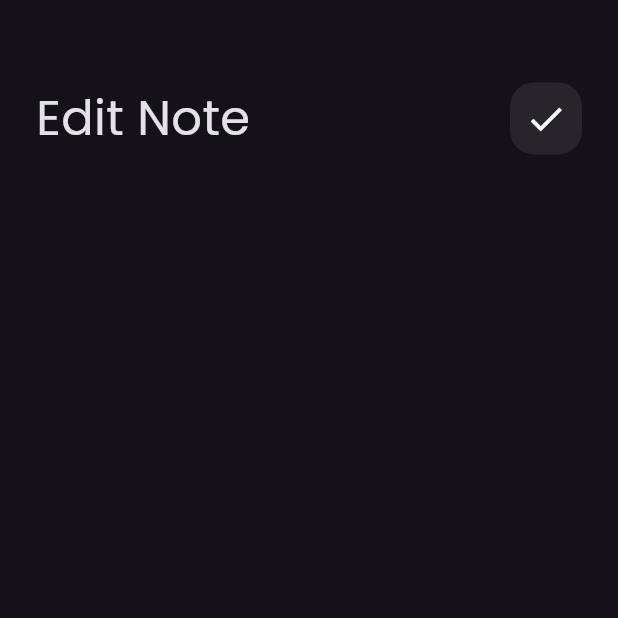
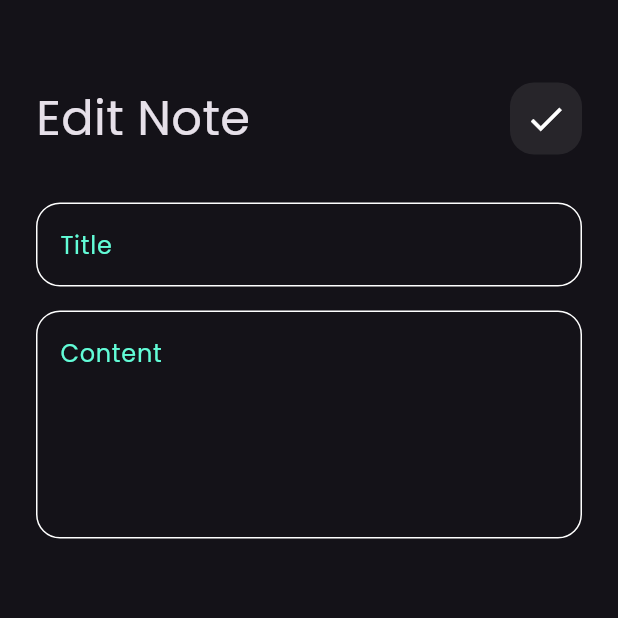
Before and after one commit to Menna2Alaa/notesApp, a Flutter app: the EditNoteView screen opened directly, on a phone screen of 412 x 824 dp, the top half of it. Run offline on Flutter 3.47's test engine with Material 3 defaults, Android fonts, the phone set to English and light mode, and no system bars; our stand-ins replace font_awesome_flutter.

Commit message:
edit notes view ui all done

```diff
--- a/lib/views/widgets/edit_note_view_body.dart
+++ b/lib/views/widgets/edit_note_view_body.dart
@@ -1,5 +1,6 @@
 import 'package:flutter/material.dart';
 import 'package:notes_app/views/widgets/custome_app_bar.dart';
+import 'cutome_text_field.dart';
 
 class EditNoteViewBody extends StatelessWidget {
   const EditNoteViewBody({super.key});
@@ -12,6 +13,10 @@ class EditNoteViewBody extends StatelessWidget {
         children: const [
           SizedBox(height: 55),
           CustomeAppBar(text: "Edit Note", icon: Icons.done),
+          SizedBox(height: 32),
+          CutomeTextField(hintText: "Title"),
+          SizedBox(height: 16),
+          CutomeTextField(hintText: "Content", maxLines: 5),
         ],
       ),
     );
```
